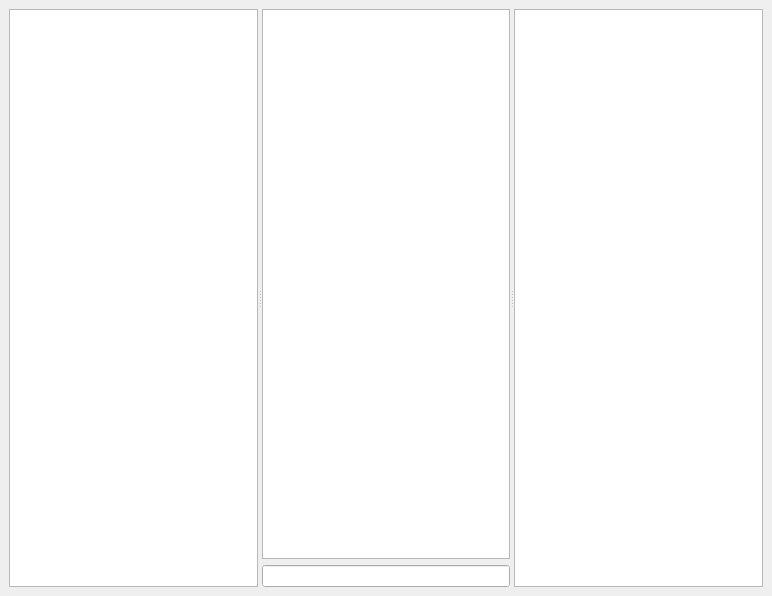
Above: ui/chat.ui from osedev/workbench before the change. Below: the same form after it.
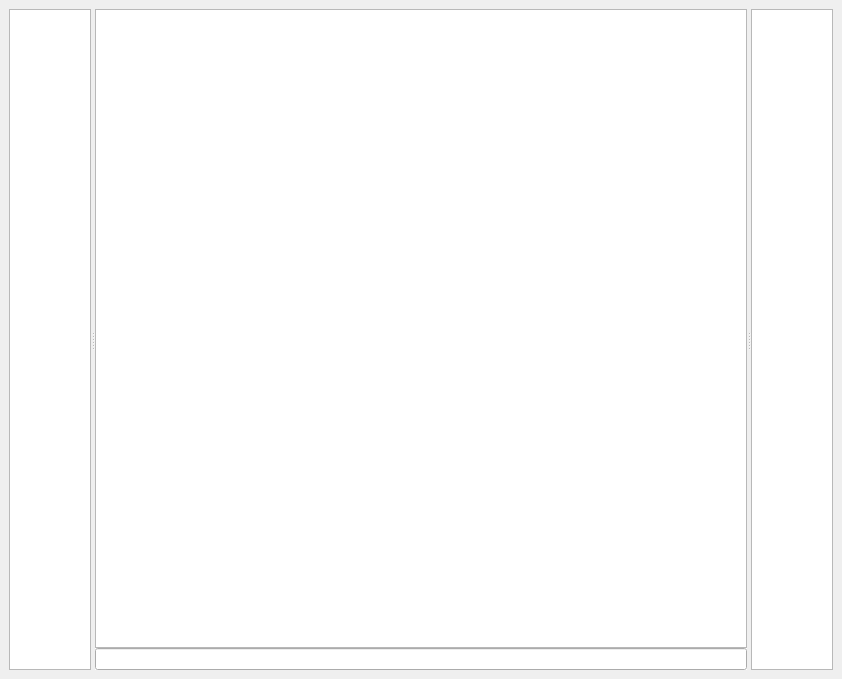
That is the form after the change.

Commit message: initial working prototype of chat, still some basic things missing

What changed in the file:
```diff
--- a/ui/chat.ui
+++ b/ui/chat.ui
@@ -6,8 +6,8 @@
    <rect>
     <x>0</x>
     <y>0</y>
-    <width>772</width>
-    <height>596</height>
+    <width>842</width>
+    <height>679</height>
    </rect>
   </property>
   <property name="windowTitle">
@@ -23,7 +23,7 @@
       <widget class="QListView" name="room_list">
        <property name="sizePolicy">
         <sizepolicy hsizetype="Preferred" vsizetype="Expanding">
-         <horstretch>0</horstretch>
+         <horstretch>1</horstretch>
          <verstretch>0</verstretch>
         </sizepolicy>
        </property>
@@ -34,10 +34,35 @@
         <bool>false</bool>
        </property>
       </widget>
-      <widget class="QWidget" name="">
-       <layout class="QVBoxLayout" name="chat_layout">
+      <widget class="QWidget" name="widget" native="true">
+       <property name="sizePolicy">
+        <sizepolicy hsizetype="Preferred" vsizetype="Expanding">
+         <horstretch>8</horstretch>
+         <verstretch>0</verstretch>
+        </sizepolicy>
+       </property>
+       <layout class="QVBoxLayout" name="chat_layout" stretch="0,0">
+        <property name="spacing">
+         <number>0</number>
+        </property>
+        <property name="sizeConstraint">
+         <enum>QLayout::SetMaximumSize</enum>
+        </property>
+        <property name="margin">
+         <number>0</number>
+        </property>
         <item>
-         <widget class="QTextBrowser" name="chat_view"/>
+         <widget class="QTextEdit" name="chat_view">
+          <property name="sizePolicy">
+           <sizepolicy hsizetype="Expanding" vsizetype="Expanding">
+            <horstretch>0</horstretch>
+            <verstretch>0</verstretch>
+           </sizepolicy>
+          </property>
+          <property name="readOnly">
+           <bool>true</bool>
+          </property>
+         </widget>
         </item>
         <item>
          <widget class="QLineEdit" name="chat_input">
@@ -51,7 +76,7 @@
       <widget class="QListView" name="user_list">
        <property name="sizePolicy">
         <sizepolicy hsizetype="Preferred" vsizetype="Expanding">
-         <horstretch>0</horstretch>
+         <horstretch>1</horstretch>
          <verstretch>0</verstretch>
         </sizepolicy>
        </property>
```
Left out of the diff: 3 changed lines with no effect on the pictures. The commit also changes 2 other files.
